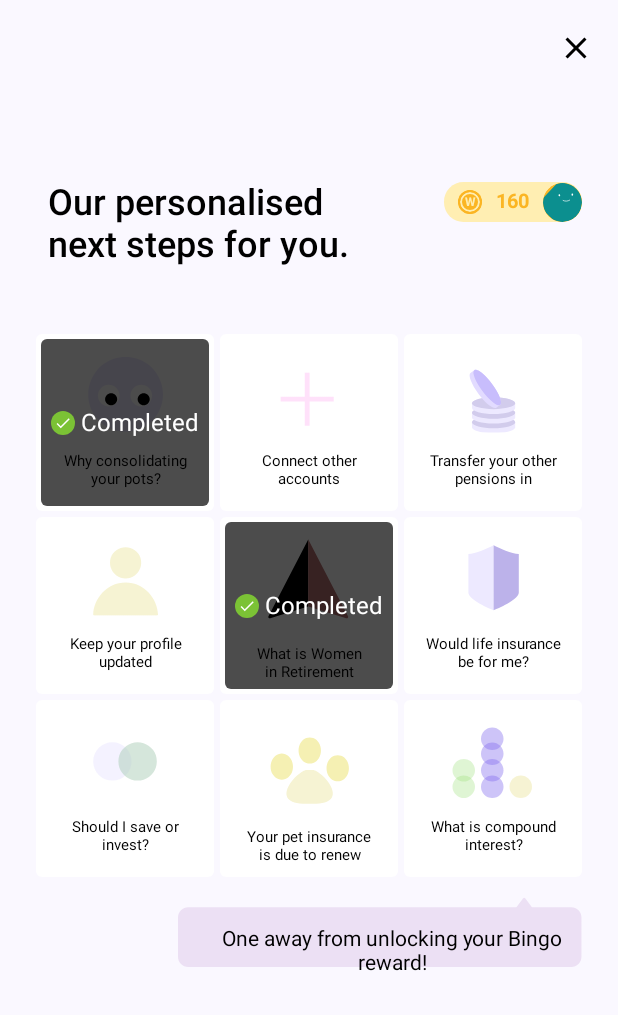
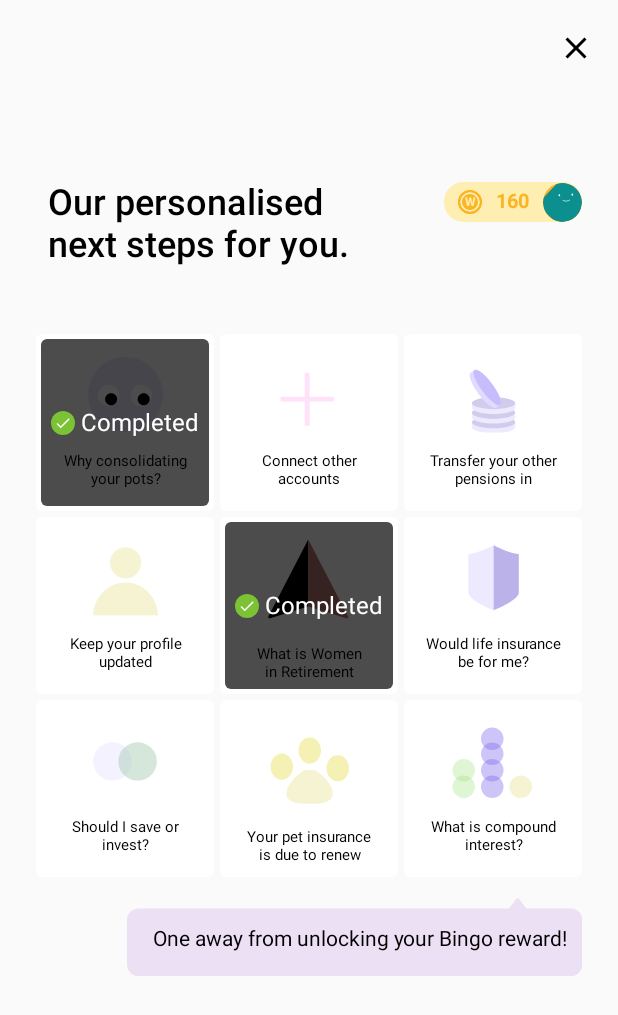
Before and after one commit to usmanzk222/PensionsDemoApp, an Android app built with Jetpack Compose: the BingoScreen screen opened through its navigation route, after a tap on "Got it!", on a phone screen of 412 x 824 dp. Shown: the top 1015 px of the screen. Run offline under Robolectric (Android 15) with nearby library versions, the phone set to English and light mode, and no system bars; our stand-ins replace Dagger/Hilt's generated code.

Commit message:
UI fixes and slide down effect when the Rewards card is closed

```diff
--- a/app/src/main/java/com/lbg/pensionsdemo/ui/BingoScreen.kt
+++ b/app/src/main/java/com/lbg/pensionsdemo/ui/BingoScreen.kt
@@ -1,6 +1,9 @@
 package com.lbg.pensionsdemo.ui
 
+import androidx.compose.animation.AnimatedVisibility
+import androidx.compose.animation.slideOutVertically
 import androidx.compose.foundation.Image
+import androidx.compose.foundation.background
 import androidx.compose.foundation.clickable
 import androidx.compose.foundation.layout.Arrangement
 import androidx.compose.foundation.layout.Box
@@ -38,6 +41,7 @@ import androidx.compose.ui.tooling.preview.Preview
 import androidx.compose.ui.unit.dp
 import androidx.compose.ui.zIndex
 import com.lbg.pensionsdemo.R
+import com.lbg.pensionsdemo.ui.theme.AppBackground
 import com.lbg.pensionsdemo.ui.theme.AppBarWithClose
 import com.lbg.pensionsdemo.ui.theme.TickCircle
 import com.lbg.pensionsdemo.ui.theme.Typography
@@ -51,10 +55,10 @@ fun BingoScreen(
 
     var showPiggyBank:Boolean by rememberSaveable { mutableStateOf(isRewardCardVisible) }
 
-
     Box(
         modifier = Modifier
             .fillMaxSize()
+            .background(AppBackground),
     ) {
         if (!showPiggyBank) {
             // Regular UI when reward card is not visible
@@ -78,8 +82,12 @@ fun BingoScreen(
             }
         }
 
-        // Rewards card positioned at the very bottom
-        if (showPiggyBank) {
+        AnimatedVisibility(
+            visible = showPiggyBank,
+            exit = slideOutVertically { it }, // Animate slide out down
+            modifier = Modifier
+                .align(Alignment.BottomCenter)
+        ) {
             RewardsCard(
                 modifier = Modifier
                     .align(Alignment.BottomCenter)
@@ -233,7 +241,7 @@ fun TickCircle() {
 fun SpeechBubble() {
     Box(
         modifier = Modifier
-            .padding(start = 93.dp)
+            .padding(start = 60.dp)
     ) {
         Box {
             Image(
--- a/app/src/main/java/com/lbg/pensionsdemo/ui/LandingPage.kt
+++ b/app/src/main/java/com/lbg/pensionsdemo/ui/LandingPage.kt
@@ -2,6 +2,7 @@ package com.lbg.pensionsdemo.ui
 
 import androidx.compose.foundation.Image
 import androidx.compose.foundation.background
+import androidx.compose.foundation.clickable
 import androidx.compose.foundation.layout.PaddingValues
 import androidx.compose.foundation.layout.fillMaxSize
 import androidx.compose.foundation.layout.padding
@@ -15,11 +16,14 @@ import androidx.compose.ui.unit.dp
 import com.lbg.pensionsdemo.R
 
 @Composable
-fun LandingPage(paddingValues: PaddingValues) {
+fun LandingPage(paddingValues: PaddingValues, navigateToBingoScreen: () -> Unit) {
     Image(
         painter = painterResource(R.drawable.home_screen),
         contentDescription = "Home background",
         modifier = Modifier
+            .clickable(
+                onClick = navigateToBingoScreen
+            )
             .fillMaxSize()
             .background(color = Color(0xFFFAFAFA))
             .padding(paddingValues),
@@ -31,5 +35,5 @@ fun LandingPage(paddingValues: PaddingValues) {
 @Preview
 @Composable
 fun LandingPreview() {
-    LandingPage(PaddingValues(16.dp))
+    LandingPage(PaddingValues(16.dp)){}
 }
--- a/app/src/main/java/com/lbg/pensionsdemo/ui/PensionsDemoApp.kt
+++ b/app/src/main/java/com/lbg/pensionsdemo/ui/PensionsDemoApp.kt
@@ -39,7 +39,9 @@ fun PensionsDemoApp(
     ) { paddingValues ->
         NavHost(navController = navController, startDestination = AppScreens.LANDING.route) {
             composable(AppScreens.LANDING.route) {
-                LandingPage(paddingValues)
+                LandingPage(paddingValues = paddingValues) {
+                    navController.navigate(AppScreens.BINGO_HOME.route)
+                }
             }
 
             navigation(
@@ -72,7 +74,6 @@ fun PensionsDemoApp(
                     }
                 }
             }
-
         }
 
         LaunchedEffect(navigationTargetState) {
--- a/app/src/main/java/com/lbg/pensionsdemo/ui/RewardsCard.kt
+++ b/app/src/main/java/com/lbg/pensionsdemo/ui/RewardsCard.kt
@@ -10,6 +10,7 @@ import androidx.compose.foundation.layout.padding
 import androidx.compose.foundation.layout.size
 import androidx.compose.foundation.shape.RoundedCornerShape
 import androidx.compose.material3.Card
+import androidx.compose.material3.CardDefaults
 import androidx.compose.material3.MaterialTheme
 import androidx.compose.material3.Text
 import androidx.compose.runtime.Composable
@@ -22,6 +23,7 @@ import androidx.compose.ui.text.style.TextAlign
 import androidx.compose.ui.tooling.preview.Preview
 import androidx.compose.ui.unit.dp
 import com.lbg.pensionsdemo.R
+import com.lbg.pensionsdemo.ui.theme.AppBackground
 import com.lbg.pensionsdemo.ui.theme.LoadLottieAnimation
 import com.lbg.pensionsdemo.ui.theme.SWButton
 
@@ -32,6 +34,10 @@ fun RewardsCard(modifier: Modifier,
         modifier = modifier
             .shadow(8.dp, shape = RoundedCornerShape(topStart = 24.dp, topEnd = 24.dp, bottomStart = 0.dp, bottomEnd = 0.dp)),
         shape = RoundedCornerShape(topStart = 24.dp, topEnd = 24.dp, bottomStart = 0.dp, bottomEnd = 0.dp),
+        colors = CardDefaults.cardColors(
+            containerColor = AppBackground
+        )
+
     ) {
         Column(
             modifier = Modifier
--- a/app/src/main/java/com/lbg/pensionsdemo/ui/theme/Color.kt
+++ b/app/src/main/java/com/lbg/pensionsdemo/ui/theme/Color.kt
@@ -16,3 +16,5 @@ val PrimaryButtonText = Color.Black
 val RewardCoinCard = Color(0xFFFBB523)
 val RewardCoinCardLighter = Color(0xFFFFEEB2)
 val TickCircle = Color(0xFF7BC235)
+
+val AppBackground = Color(0xFFFAFAFA)
--- a/app/src/main/java/com/lbg/pensionsdemo/ui/theme/Components.kt
+++ b/app/src/main/java/com/lbg/pensionsdemo/ui/theme/Components.kt
@@ -1,5 +1,6 @@
 package com.lbg.pensionsdemo.ui.theme
 
+import androidx.compose.foundation.background
 import androidx.compose.foundation.layout.fillMaxWidth
 import androidx.compose.foundation.layout.height
 import androidx.compose.foundation.layout.padding
@@ -13,6 +14,7 @@ import androidx.compose.material3.IconButton
 import androidx.compose.material3.Text
 import androidx.compose.material3.TextButton
 import androidx.compose.material3.TopAppBar
+import androidx.compose.material3.TopAppBarDefaults
 import androidx.compose.runtime.Composable
 import androidx.compose.runtime.getValue
 import androidx.compose.ui.Modifier
@@ -119,7 +121,11 @@ fun AppBarWithClose(onCloseClicked: () -> Unit) {
                 )
             }
         },
+        colors = TopAppBarDefaults.topAppBarColors(
+            containerColor = AppBackground
+        ),
         modifier = Modifier.fillMaxWidth()
+            .background(AppBackground)
     )
 }
 
```
Also changed, not shown: app/src/main/java/com/lbg/pensionsdemo/ui/greetings/GreetingsHome.kt (+7 -8 lines).
